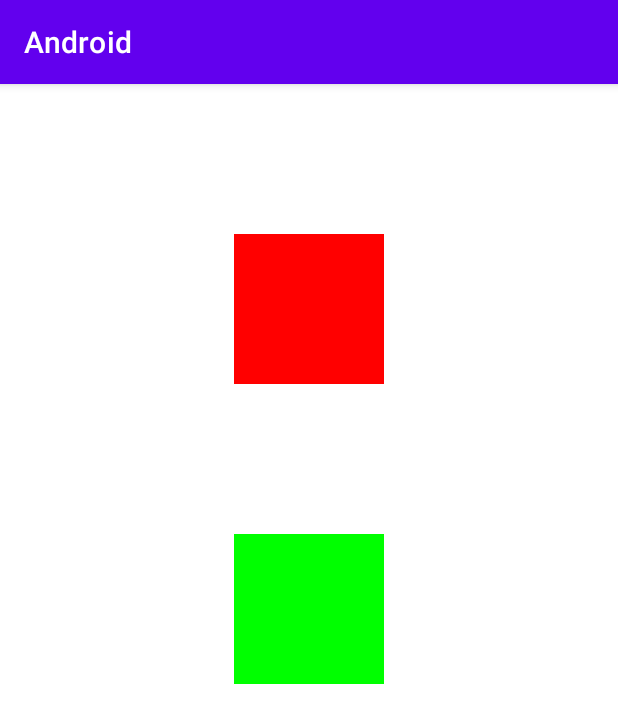
After one commit to lulululbj/Android, an Android app: the TouchDelegateActivity screen opened directly, with no data from a screen before it, on a phone screen of 412 x 824 dp. The commit adds this screen. Shown: the top 723 px of the screen. Run offline under Robolectric (Android 15) with nearby library versions, the phone set to English and light mode, and no system bars.

Commit message:
TouchDelegate 组合

```diff
--- a/app/src/main/AndroidManifest.xml
+++ b/app/src/main/AndroidManifest.xml
@@ -12,6 +12,7 @@
     <uses-permission android:name="android.permission.READ_EXTERNAL_STORAGE"/>
 
     <application
+        android:name=".AndroidApplication"
         android:allowBackup="true"
         android:dataExtractionRules="@xml/data_extraction_rules"
         android:fullBackupContent="@xml/backup_rules"
@@ -78,6 +79,7 @@
         <activity android:name=".ui.SerializeActivity" />
         <activity android:name=".ui.AidlActivity" />
         <activity android:name=".ui.biometric.BiometricActivity" />
+        <activity android:name=".ui.TouchDelegateActivity" />
 
 
     </application>
--- /dev/null
+++ b/app/src/main/java/luyao/android/AndroidApplication.kt
@@ -0,0 +1,49 @@
+package luyao.android
+
+import android.app.Activity
+import android.app.Application
+import android.os.Bundle
+import android.util.Log
+
+/**
+ * Description:
+ * Author: luyao
+ * Date: 2023/8/21 17:13
+ */
+class AndroidApplication : Application() {
+
+    override fun onCreate() {
+        super.onCreate()
+
+        registerActivityLifecycleCallbacks(object: ActivityLifecycleCallbacks{
+            override fun onActivityCreated(activity: Activity, savedInstanceState: Bundle?) {
+                Log.e("AndroidApplication", "onActivityCreated: ${activity.javaClass.simpleName}")
+            }
+
+            override fun onActivityStarted(activity: Activity) {
+                Log.e("AndroidApplication", "onActivityStarted: ${activity.javaClass.simpleName}")
+            }
+
+            override fun onActivityResumed(activity: Activity) {
+                Log.e("AndroidApplication", "onActivityResumed: ${activity.javaClass.simpleName}")
+            }
+
+            override fun onActivityPaused(activity: Activity) {
+                Log.e("AndroidApplication", "onActivityPaused: ${activity.javaClass.simpleName}")
+            }
+
+            override fun onActivityStopped(activity: Activity) {
+                Log.e("AndroidApplication", "onActivityStopped: ${activity.javaClass.simpleName}")
+            }
+
+            override fun onActivitySaveInstanceState(activity: Activity, outState: Bundle) {
+                Log.e("AndroidApplication", "onActivitySaveInstanceState: ${activity.javaClass.simpleName}")
+            }
+
+            override fun onActivityDestroyed(activity: Activity) {
+                Log.e("AndroidApplication", "onActivityDestroyed: ${activity.javaClass.simpleName}")
+            }
+
+        })
+    }
+}
--- a/app/src/main/java/luyao/android/MainActivity.kt
+++ b/app/src/main/java/luyao/android/MainActivity.kt
@@ -10,6 +10,7 @@ import luyao.android.model.Menu
 import luyao.android.model.SerializableBean
 import luyao.android.ui.AidlActivity
 import luyao.android.ui.SerializeActivity
+import luyao.android.ui.TouchDelegateActivity
 import luyao.android.ui.biometric.BiometricActivity
 import luyao.android.ui.task.TaskActivity
 
@@ -36,6 +37,7 @@ class MainActivity : AppCompatActivity() {
         Menu("序列化", SerializeActivity::class.java),
         Menu("AIDL", AidlActivity::class.java),
         Menu("生物认证", BiometricActivity::class.java),
+        Menu("TouchDelegate", TouchDelegateActivity::class.java),
     )
 
     override fun onCreate(savedInstanceState: Bundle?) {
--- /dev/null
+++ b/app/src/main/java/luyao/android/ui/TouchDelegateActivity.kt
@@ -0,0 +1,60 @@
+package luyao.android.ui
+
+import android.graphics.Rect
+import android.os.Bundle
+import android.view.TouchDelegate
+import android.view.View
+import androidx.appcompat.app.AppCompatActivity
+import com.google.android.material.snackbar.Snackbar
+import luyao.android.databinding.ActivityTouchdelegateBinding
+
+/**
+ * Description:
+ * Author: luyao
+ * Date: 2023/11/6 16:57
+ */
+class TouchDelegateActivity : AppCompatActivity() {
+
+    private lateinit var binding: ActivityTouchdelegateBinding
+
+    override fun onCreate(savedInstanceState: Bundle?) {
+        super.onCreate(savedInstanceState)
+        binding = ActivityTouchdelegateBinding.inflate(layoutInflater)
+        setContentView(binding.root)
+
+        binding.view1.setOnClickListener {
+            Snackbar.make(binding.root, "view1", Snackbar.LENGTH_SHORT).show()
+        }
+
+        binding.view2.setOnClickListener {
+            Snackbar.make(binding.root, "view2", Snackbar.LENGTH_SHORT).show()
+        }
+
+        binding.run {
+            root.post {
+
+                val rect1 = Rect()
+                view1.isEnabled = true
+                view1.getHitRect(rect1)
+                rect1.top -= 100
+                val touchDelegate1 = TouchDelegate(rect1, view1)
+
+                val rect2 = Rect()
+                view2.isEnabled = true
+                view2.getHitRect(rect2)
+                rect2.top -= 100
+                val touchDelegate2 = TouchDelegate(rect2, view2)
+
+                val touchDelegateComposite = TouchDelegateComposite(view1.parent as View)
+                touchDelegateComposite.addDelegate(touchDelegate1)
+                touchDelegateComposite.addDelegate(touchDelegate2)
+
+                (view1.parent as View).touchDelegate = touchDelegateComposite
+//                (view2.parent as View).touchDelegate = touchDelegateComposite
+
+            }
+        }
+    }
+
+
+}
--- /dev/null
+++ b/app/src/main/java/luyao/android/ui/TouchDelegateComposite.java
@@ -0,0 +1,33 @@
+package luyao.android.ui;
+
+import android.graphics.Rect;
+import android.view.MotionEvent;
+import android.view.TouchDelegate;
+import android.view.View;
+
+import androidx.annotation.NonNull;
+
+import java.util.ArrayList;
+import java.util.List;
+
+public class TouchDelegateComposite extends TouchDelegate {
+    private static final Rect USELESS_RECT = new Rect();
+    private final List<TouchDelegate> mDelegates = new ArrayList<TouchDelegate>(8);
+    public TouchDelegateComposite(@NonNull View view) {
+        super(USELESS_RECT, view);
+    }
+    public void addDelegate(@NonNull TouchDelegate delegate) {
+        mDelegates.add(delegate);
+    }
+    @Override
+    public boolean onTouchEvent(MotionEvent event) {
+        boolean res = false;
+        float x = event.getX();
+        float y = event.getY();
+        for (TouchDelegate delegate : mDelegates) {
+            event.setLocation(x, y);
+            res = delegate.onTouchEvent(event) || res;
+        }
+        return res;
+    }
+}
--- /dev/null
+++ b/app/src/main/res/layout/activity_touchdelegate.xml
@@ -0,0 +1,27 @@
+<?xml version="1.0" encoding="utf-8"?>
+<androidx.constraintlayout.widget.ConstraintLayout xmlns:android="http://schemas.android.com/apk/res/android"
+    android:layout_width="match_parent"
+    android:layout_height="match_parent"
+    xmlns:app="http://schemas.android.com/apk/res-auto">
+
+    <View
+        android:id="@+id/view1"
+        android:layout_width="100dp"
+        android:layout_height="100dp"
+        android:background="#ff0000"
+        app:layout_constraintStart_toStartOf="parent"
+        app:layout_constraintEnd_toEndOf="parent"
+        app:layout_constraintTop_toTopOf="parent"
+        android:layout_marginTop="100dp"/>
+
+    <View
+        android:id="@+id/view2"
+        android:layout_width="100dp"
+        android:layout_height="100dp"
+        android:background="#00ff00"
+        app:layout_constraintStart_toStartOf="parent"
+        app:layout_constraintEnd_toEndOf="parent"
+        app:layout_constraintTop_toBottomOf="@id/view1"
+        android:layout_marginTop="100dp"/>
+
+</androidx.constraintlayout.widget.ConstraintLayout>
--- a/plugin/findPlugin/src/main/java/luyao/android/plugin/MethodFindUtils.kt
+++ b/plugin/findPlugin/src/main/java/luyao/android/plugin/MethodFindUtils.kt
@@ -29,6 +29,7 @@ object MethodFindUtils {
     ) {
         val isHit = packages.any { invokeClassName.contains(it) }
         if (!isHit) return
+        println("Find $currentMethod")
         if (results[buildType] == null) results[buildType] = mutableListOf()
         val d = HitMethod(currentClass, currentMethod, invokeClassName, invokeMethod)
         results[buildType]?.add(d)
@@ -36,7 +37,7 @@ object MethodFindUtils {
 
     fun end(type: String) {
         if (!results.containsKey(type)) return
-        println("--------findPlugin-$type-start----->")
+        println("<--------findPlugin-$type-start----->")
         println("--> rules [packages]:")
         packages.forEach {
             println("package: [$it]")
```
